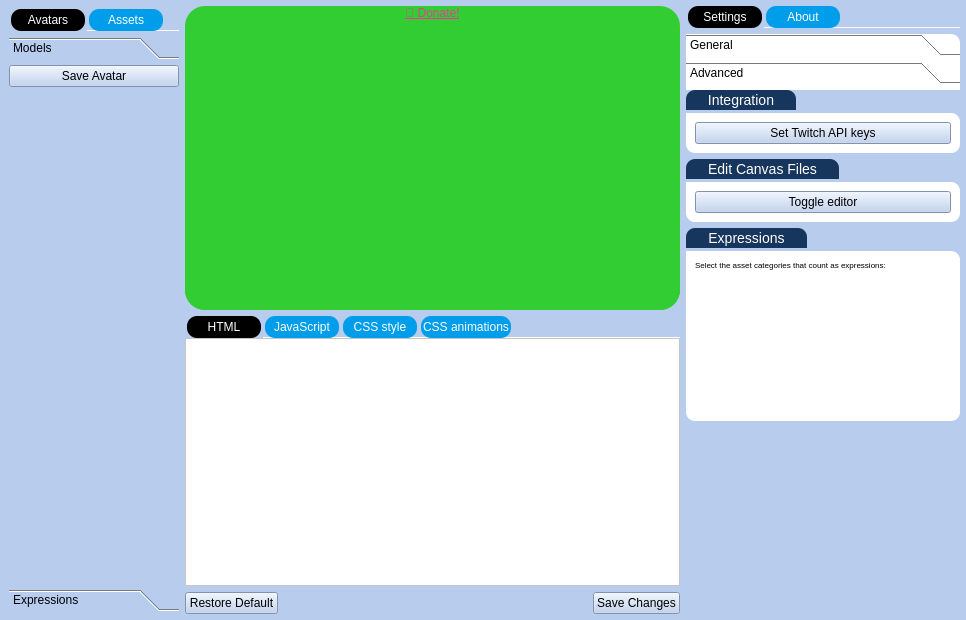
Before: the Qt Designer form UI/main.ui in Gemmstone/PyNGtuber, drawn with Qt 5.
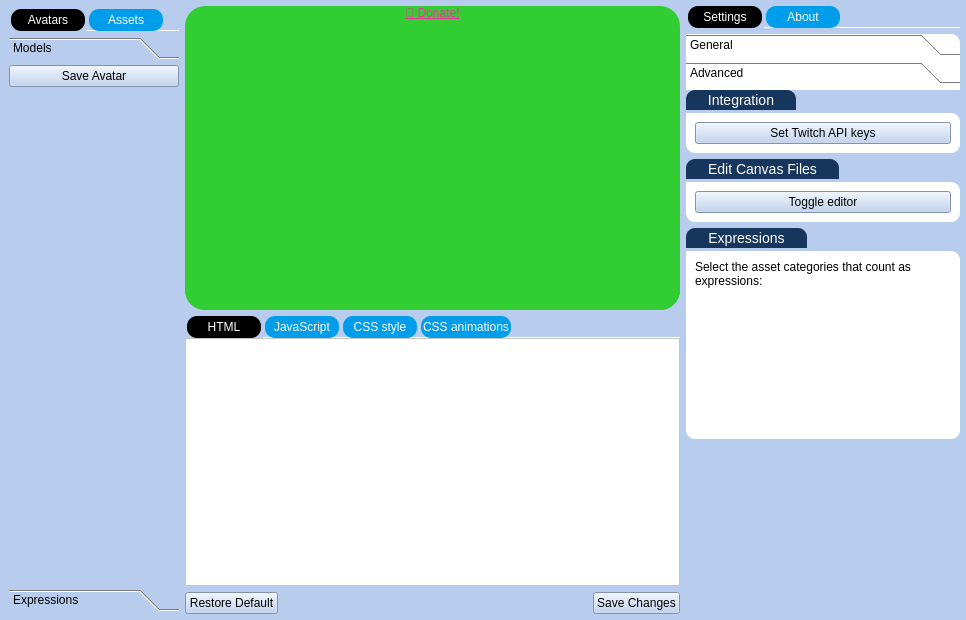
After: the same form once the commit is applied. The open tabs and pages were chosen to show the change. Icons and pictures are not drawn.

Commit message: Added default avatars

```diff
--- a/UI/main.ui
+++ b/UI/main.ui
@@ -2355,7 +2355,7 @@
                                    </sizepolicy>
                                   </property>
                                   <property name="styleSheet">
-                                   <string notr="true">font-size: 8px</string>
+                                   <string notr="true"/>
                                   </property>
                                   <property name="text">
                                    <string>Select the asset categories that count as expressions:</string>
```
Left out of the diff: 6 changed lines with no effect on the pictures. The commit also changes 1 other file.
